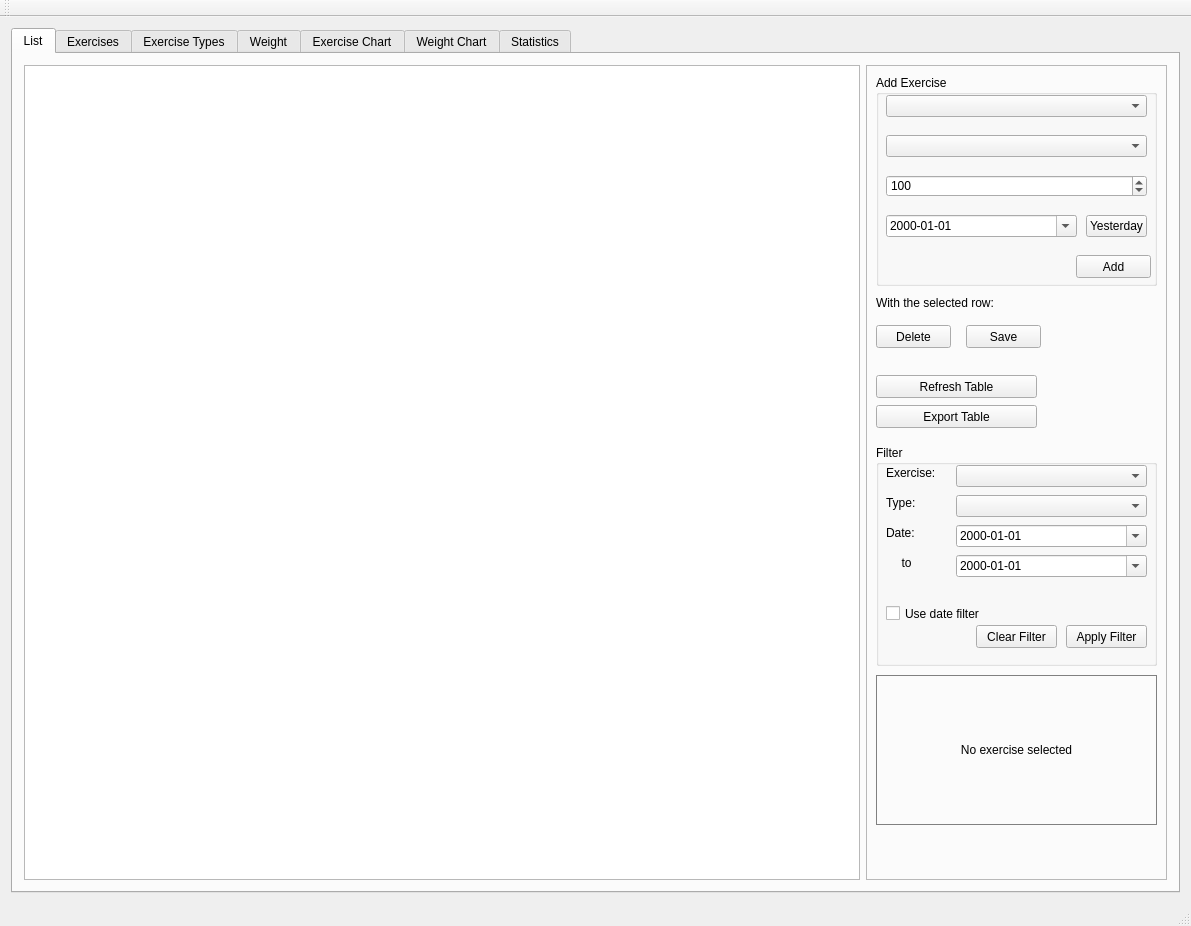
The window that src/harrix_swiss_knife/fitness_window.ui (Harrix/harrix-swiss-knife) describes before a commit, drawn with Qt 5.
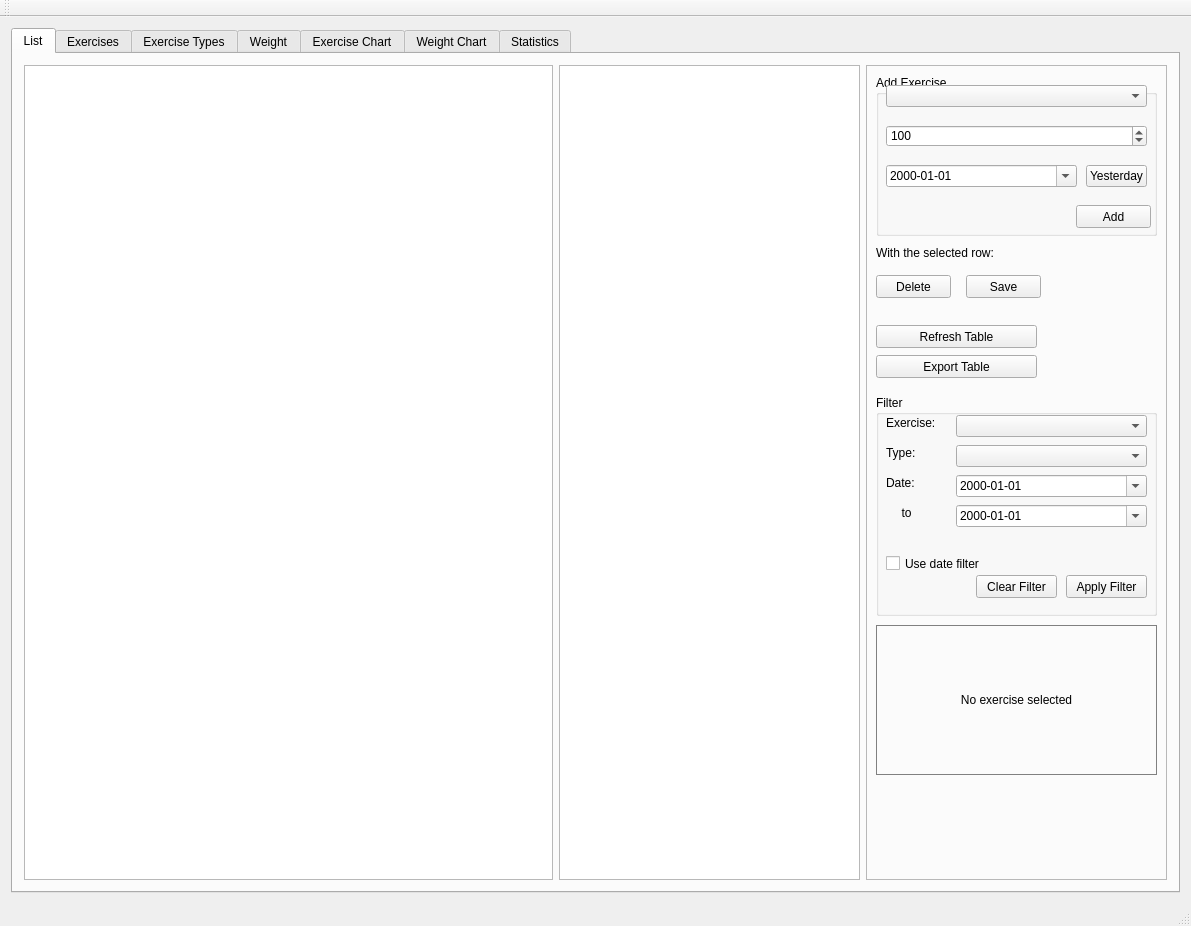
The same window after the commit.

Commit message: 🔄 Replace comboBox_exercise to listView_exercises

What changed in the file:
```diff
--- a/src/harrix_swiss_knife/fitness_window.ui
+++ b/src/harrix_swiss_knife/fitness_window.ui
@@ -28,6 +28,16 @@
                 <item>
                   <widget class="QTableView" name="tableView_process" />
                 </item>
+                <item>
+                  <widget class="QListView" name="listView_exercises">
+                    <property name="maximumSize">
+                      <size>
+                        <width>301</width>
+                        <height>16777215</height>
+                      </size>
+                    </property>
+                  </widget>
+                </item>
                 <item>
                   <widget class="QFrame" name="frame">
                     <property name="minimumSize">
@@ -48,7 +58,7 @@
                           <x>10</x>
                           <y>10</y>
                           <width>281</width>
-                          <height>211</height>
+                          <height>161</height>
                         </rect>
                       </property>
                       <property name="title">
@@ -58,7 +68,7 @@
                         <property name="geometry">
                           <rect>
                             <x>200</x>
-                            <y>180</y>
+                            <y>130</y>
                             <width>75</width>
                             <height>23</height>
                           </rect>
@@ -67,21 +77,11 @@
                           <string>Add</string>
                         </property>
                       </widget>
-                      <widget class="QComboBox" name="comboBox_exercise">
-                        <property name="geometry">
-                          <rect>
-                            <x>10</x>
-                            <y>20</y>
-                            <width>261</width>
-                            <height>22</height>
-                          </rect>
-                        </property>
-                      </widget>
                       <widget class="QComboBox" name="comboBox_type">
                         <property name="geometry">
                           <rect>
                             <x>10</x>
-                            <y>60</y>
+                            <y>10</y>
                             <width>261</width>
                             <height>22</height>
                           </rect>
@@ -91,7 +91,7 @@
                         <property name="geometry">
                           <rect>
                             <x>10</x>
-                            <y>100</y>
+                            <y>50</y>
                             <width>261</width>
                             <height>22</height>
                           </rect>
@@ -107,7 +107,7 @@
                         <property name="geometry">
                           <rect>
                             <x>10</x>
-                            <y>140</y>
+                            <y>90</y>
                             <width>191</width>
                             <height>22</height>
                           </rect>
@@ -123,7 +123,7 @@
                         <property name="geometry">
                           <rect>
                             <x>210</x>
-                            <y>140</y>
+                            <y>90</y>
                             <width>61</width>
                             <height>22</height>
                           </rect>
@@ -137,7 +137,7 @@
                       <property name="geometry">
                         <rect>
                           <x>10</x>
-                          <y>260</y>
+                          <y>210</y>
                           <width>75</width>
                           <height>23</height>
                         </rect>
@@ -150,7 +150,7 @@
                       <property name="geometry">
                         <rect>
                           <x>10</x>
-                          <y>230</y>
+                          <y>180</y>
                           <width>131</width>
                           <height>16</height>
                         </rect>
@@ -163,7 +163,7 @@
                       <property name="geometry">
                         <rect>
                           <x>100</x>
-                          <y>260</y>
+                          <y>210</y>
                           <width>75</width>
                           <height>23</height>
                         </rect>
@@ -176,7 +176,7 @@
                       <property name="geometry">
                         <rect>
                           <x>10</x>
-                          <y>310</y>
+                          <y>260</y>
                           <width>161</width>
                           <height>23</height>
                         </rect>
@@ -189,7 +189,7 @@
                       <property name="geometry">
                         <rect>
                           <x>10</x>
-                          <y>340</y>
+                          <y>290</y>
                           <width>161</width>
                           <height>23</height>
                         </rect>
@@ -202,7 +202,7 @@
                       <property name="geometry">
                         <rect>
                           <x>10</x>
-                          <y>380</y>
+                          <y>330</y>
                           <width>281</width>
                           <height>221</height>
                         </rect>
@@ -361,7 +361,7 @@
                       <property name="geometry">
                         <rect>
                           <x>10</x>
-                          <y>610</y>
+                          <y>560</y>
                           <width>281</width>
                           <height>150</height>
                         </rect>
```
Left out of the diff: 10 changed lines with no effect on the pictures. The commit also changes 2 other files.
